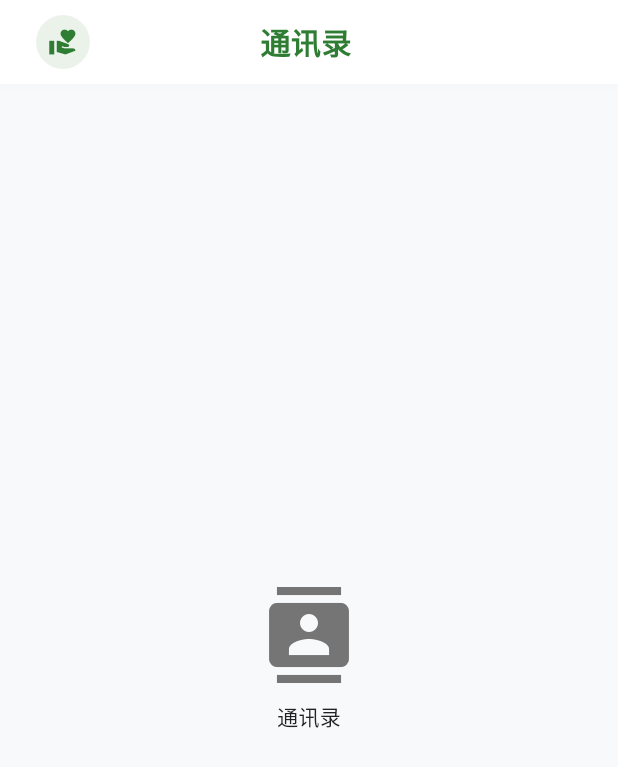
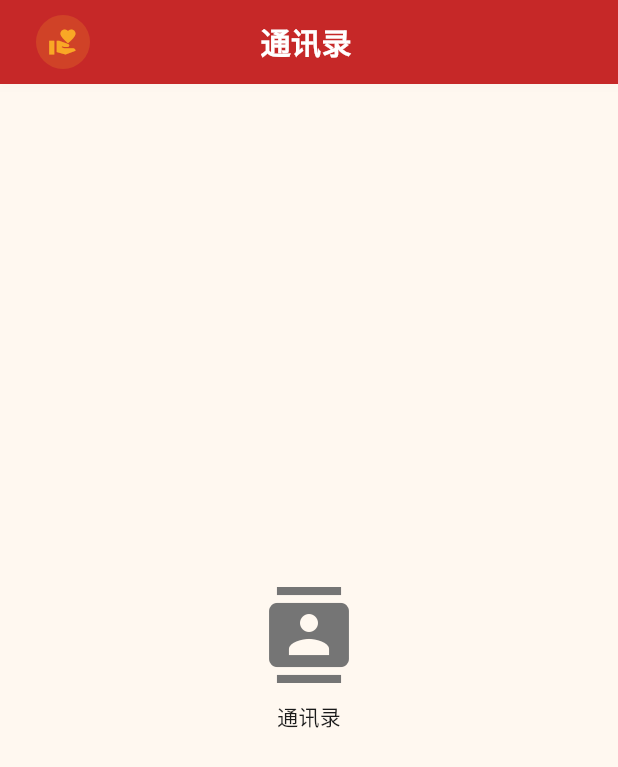
Before and after one commit to kill-money/IMCHAT, a Flutter app: the MobileContactsPage screen opened directly, on a phone screen of 412 x 824 dp. Shown: the top 767 px of the screen. Run offline on Flutter 3.47's test engine with Material 3 defaults, Android fonts, the phone set to English and light mode, and no system bars; missing offline and left inert: system_tray, window_manager; accounts and stored records are empty; network calls fail.

Commit message:
feat(theme): 主题整改为国家扶贫公益配色（中国红·丰收金·暖米白）
- colors.dart: primary→中国红#C62828, accent→丰收金#F9A825, bg→暖米白#FFF8F0
- app_header.dart: 页头改为红底白字，Logo 图标改为金色
- chat_bubble.dart: 修复非自己气泡文字色（白底白字→白底深色字）

Co-Authored-By: Claude Sonnet 4.6 <noreply@anthropic.com>

```diff
--- a/openim_flutter_app/lib/shared/theme/colors.dart
+++ b/openim_flutter_app/lib/shared/theme/colors.dart
@@ -1,23 +1,24 @@
 import 'package:flutter/material.dart';
 
-/// 全局颜色配置 - 温暖希望·绿色行动
+/// 全局颜色配置 - 国家扶贫公益主题（中国红·丰收金·暖米白）
 class AppColors {
   // 主色与辅助色
-  static const Color primary = Color(0xFF2E7D32); // 深森林绿
-  static const Color accent = Color(0xFFFF9800); // 活力橙
+  static const Color primary = Color(0xFFC62828); // 中国红
+  static const Color accent = Color(0xFFF9A825);  // 丰收金
 
   // 状态色
-  static const Color success = Color(0xFF4CAF50);
-  static const Color danger = Color(0xFFF44336);
-  static const Color disabled = Color(0xFFBDBDBD); // 统一禁用灰
+  static const Color success = Color(0xFF388E3C);
+  static const Color danger  = Color(0xFFB71C1C);
+  static const Color disabled = Color(0xFFBDBDBD);
 
   // 背景色
-  static const Color pageBackground = Color(0xFFF8F9FA);
+  static const Color pageBackground = Color(0xFFFFF8F0); // 暖米白
   static const Color cardBackground = Colors.white;
 
   // 文本色
-  static const Color textPrimary = Color(0xFF212121);
+  static const Color textPrimary   = Color(0xFF1A1A1A);
   static const Color textSecondary = Color(0xFF757575);
+  static const Color textOnPrimary = Colors.white;
 
   // 分割线
   static const Color divider = Color(0xFFEEEEEE);
@@ -25,6 +26,6 @@ class AppColors {
   // 遮罩
   static const Color mask = Color.fromRGBO(0, 0, 0, 0.6);
 
-  // 阴影色（约等于 rgba(0,0,0,0.06)）
+  // 阴影色
   static const Color shadow = Color(0x0F000000);
 }
--- a/openim_flutter_app/lib/shared/widgets/chat_bubble.dart
+++ b/openim_flutter_app/lib/shared/widgets/chat_bubble.dart
@@ -83,8 +83,8 @@ class ChatBubble extends StatelessWidget {
     // Text message
     return AppText(
       text,
-      style: const TextStyle(
-        color: AppColors.cardBackground,
+      style: TextStyle(
+        color: isMe ? Colors.white : AppColors.textPrimary,
       ),
     );
   }
--- a/openim_flutter_app/lib/shared/widgets/ui/app_header.dart
+++ b/openim_flutter_app/lib/shared/widgets/ui/app_header.dart
@@ -24,7 +24,7 @@ class AppHeader extends StatelessWidget implements PreferredSizeWidget {
   @override
   Widget build(BuildContext context) {
     return Material(
-      color: AppColors.cardBackground,
+      color: AppColors.primary,
       elevation: 2,
       shadowColor: AppColors.shadow,
       child: SafeArea(
@@ -48,22 +48,22 @@ class AppHeader extends StatelessWidget implements PreferredSizeWidget {
                           child: Icon(
                             Icons.arrow_back_ios_new,
                             size: 24,
-                            color: AppColors.primary,
+                            color: Colors.white,
                           ),
                         ),
                       ),
-                    // 预留 Logo 位置（36x36）
+                    // Logo 图标（金色）
                     Container(
                       width: 36,
                       height: 36,
                       margin: const EdgeInsets.only(left: AppSpacing.sm),
                       decoration: BoxDecoration(
-                        color: AppColors.primary.withValues(alpha: 0.1),
+                        color: AppColors.accent.withValues(alpha: 0.2),
                         borderRadius: BorderRadius.circular(18),
                       ),
                       child: const Icon(
                         Icons.volunteer_activism,
-                        color: AppColors.primary,
+                        color: AppColors.accent,
                         size: 20,
                       ),
                     ),
@@ -77,7 +77,7 @@ class AppHeader extends StatelessWidget implements PreferredSizeWidget {
                       maxLines: 1,
                       overflow: TextOverflow.ellipsis,
                       style: const TextStyle(
-                        color: AppColors.primary,
+                        color: Colors.white,
                       ),
                     ),
                   ),
```
